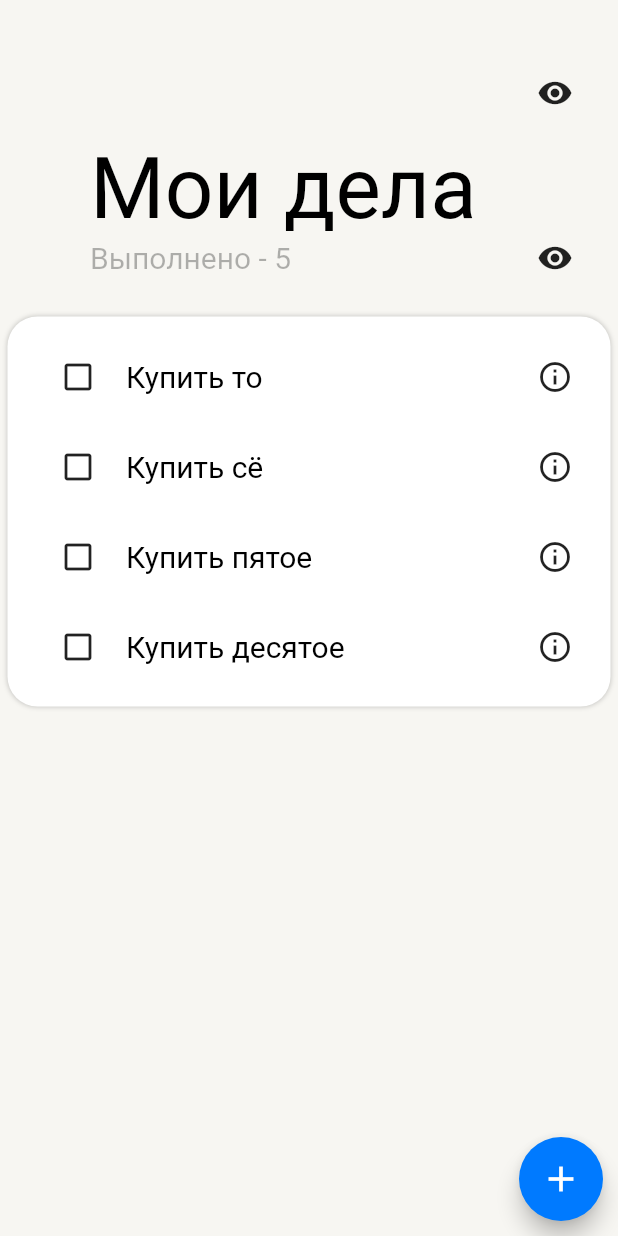
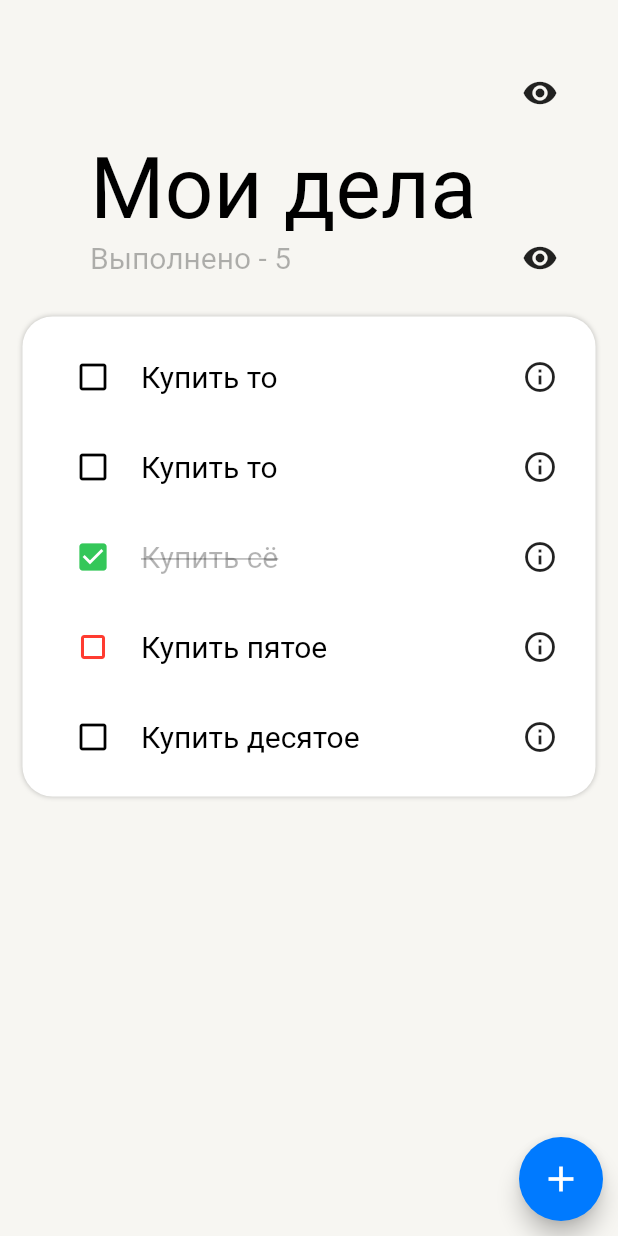
Before and after one commit to medvalna/ToDoList, a Flutter app: the screen it shows after launch, on a phone screen of 412 x 824 dp. Run offline on Flutter 3.47's test engine with Material 2 defaults, Android fonts, the phone set to English and light mode, and no system bars.

Commit message:
added ToDo class and status of task coloring

```diff
--- /dev/null
+++ b/lib/data/todocollection.dart
@@ -0,0 +1,19 @@
+
+class ToDo{
+  String id;
+  String toDoText;
+  int isDone;
+  ToDo({
+    this.id,
+    this.toDoText,
+    this.isDone = 0,
+  });
+  static List<ToDo> taskcollection(){
+    return[
+      ToDo(id: '1', toDoText: 'Купить то', isDone: 0),
+      ToDo(id: '2', toDoText: 'Купить сё', isDone: 1),
+      ToDo(id: '3',  toDoText: 'Купить пятое', isDone: -1),
+      ToDo(id: '4', toDoText: 'Купить десятое', isDone: 0),
+    ];
+  }
+}
--- a/lib/main.dart
+++ b/lib/main.dart
@@ -51,7 +51,7 @@ class _HomepageState extends State<Homepage> {
                     child: header("5"),
                   ),
                 ),
-                taskList(true),
+                taskList(),
               ],
             ),
             addButton(),
--- a/lib/widgets/appbar.dart
+++ b/lib/widgets/appbar.dart
@@ -24,7 +24,7 @@ class appBar extends StatelessWidget {
               ),
             ),
             Container(
-              margin: EdgeInsets.only(top:50, right:30),
+              margin: EdgeInsets.only(top:50, right:40),
               child: Align(
                 alignment: Alignment.topRight,
                 child: Icon(
--- a/lib/widgets/header.dart
+++ b/lib/widgets/header.dart
@@ -8,7 +8,7 @@ class header extends StatelessWidget {
   @override
   Widget build(BuildContext context) {
     return Container(
-      padding: EdgeInsets.only(left: 60, right: 30),
+      padding: EdgeInsets.only(left: 60, right: 40),
       child: Column(
         crossAxisAlignment: CrossAxisAlignment.start,
         children: [
--- a/lib/widgets/todotile.dart
+++ b/lib/widgets/todotile.dart
@@ -1,12 +1,12 @@
 import 'package:flutter/material.dart';
 import 'package:to_do_list/adaptivity/colours.dart';
 import 'package:to_do_list/adaptivity/font_sizes.dart';
+import 'package:to_do_list/data/todocollection.dart';
 
-class ToDoTile extends StatelessWidget{
 
-  final String text;
-
-  const ToDoTile (this.text,);
+class ToDoTile extends StatelessWidget {
+  final ToDo item;
+  const ToDoTile(this.item);
 
   @override
   Widget build(BuildContext context) {
@@ -26,38 +26,47 @@ class ToDoTile extends StatelessWidget{
         color: done,
         child: Align(
           alignment: Alignment.centerLeft,
-          child: Icon(Icons.check, color: tileback_light,),
+          child: Icon(
+            Icons.check,
+            color: tileback_light,
+          ),
         ),
       ),
       secondaryBackground: Container(
         padding: EdgeInsets.only(right: 10),
-      color: decline,
-      child: Align(
-        alignment: Alignment.centerRight,
-        child: Icon(Icons.delete, color: tileback_light,),
+        color: decline,
+        child: Align(
+          alignment: Alignment.centerRight,
+          child: Icon(
+            Icons.delete,
+            color: tileback_light,
+          ),
+        ),
       ),
-    ),
       child: Row(
         children: [
           SizedBox(
             width: 20,
           ),
           Icon(
-            Icons.check_box_outline_blank,
+            item.isDone == 1
+                ? Icons.check_box
+                : item.isDone == -1
+                    ? Icons.crop_square
+                    : Icons.check_box_outline_blank,
+            color: item.isDone == 1 ? done : item.isDone == -1 ? decline : maintext,
           ),
           SizedBox(
             width: 20,
           ),
           Expanded(
             child: Text(
-              text,
+              item.toDoText,
               style: TextStyle(
                 fontSize: body,
-                color: maintext,
-                //color: item.isDone > 0 ? secondarytext :maintext,
-                //decoration: item.isDone > 0 ? TextDecoration.lineThrough : null,
+                color: item.isDone == 1 ? secondarytext : maintext,
+                decoration: item.isDone > 0 ? TextDecoration.lineThrough : null,
               ),
-
               maxLines: 3,
               overflow: TextOverflow.ellipsis,
             ),
```
Also changed, not shown: lib/pages/addScreen.dart (+16 -5 lines), lib/widgets/tasklist.dart (+31 -13 lines).
